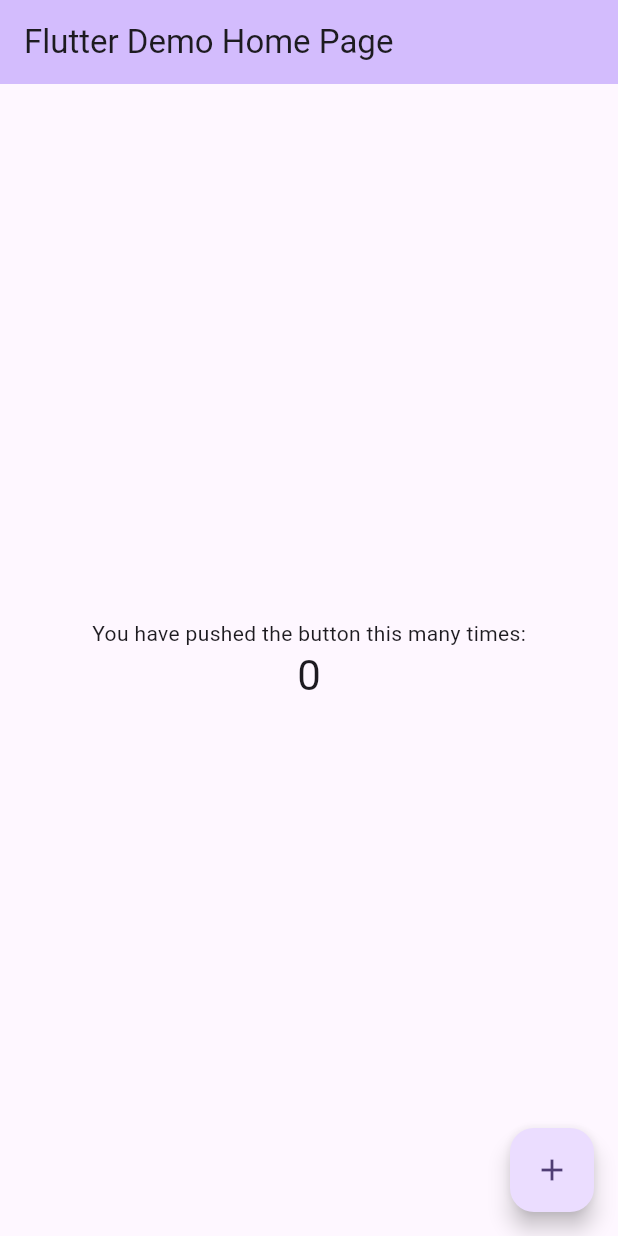
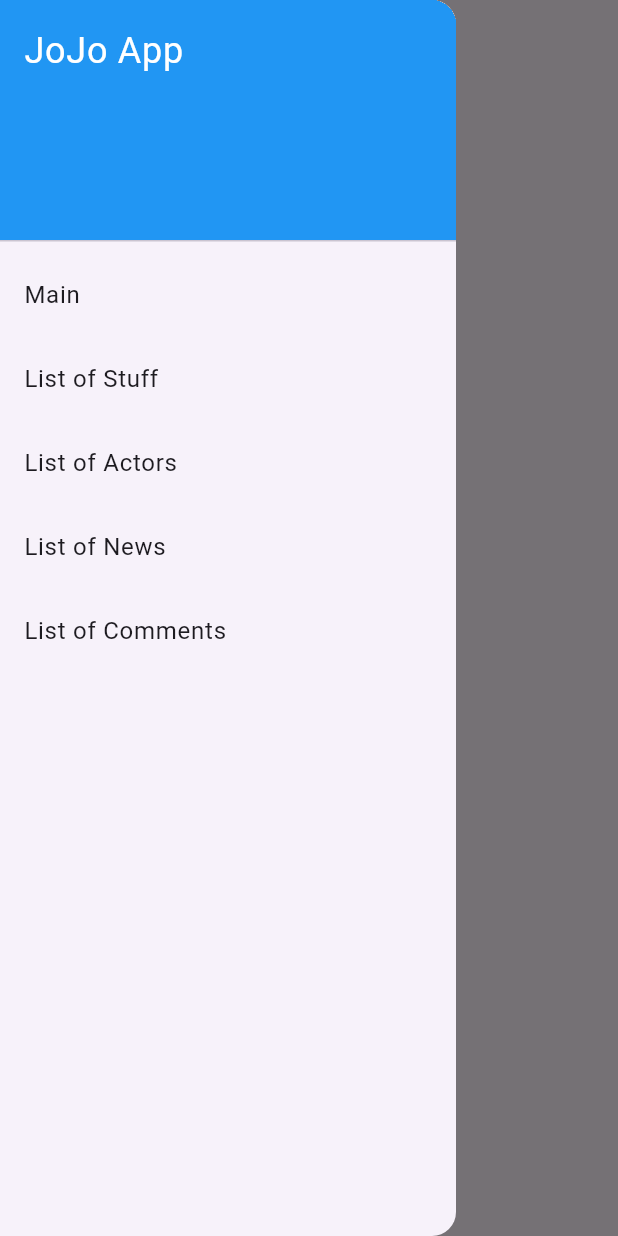
Before and after one commit to SultokTheF/JoJoWiki, a Flutter app: the screen it shows after launch, with the side drawer open (before the commit the screen has no drawer), on a phone screen of 412 x 824 dp. Run offline on Flutter 3.47's test engine with Material 3 defaults, Android fonts, the phone set to English and light mode, and no system bars.

Commit message:
all the pages implemented, prject files structured to ba a MVC

```diff
--- /dev/null
+++ b/client/lib/controller/actor_controller.dart
@@ -0,0 +1,11 @@
+import '../model/actor.dart';
+
+class ActorController {
+  List<Actor> getActorList() {
+    return [
+      Actor('Actor 1'),
+      Actor('Actor 2'),
+      Actor('Actor 3'),
+    ];
+  }
+}
--- /dev/null
+++ b/client/lib/controller/comment_controller.dart
@@ -0,0 +1,11 @@
+import '../model/comment.dart';
+
+class CommentController {
+  List<Comment> getCommentList() {
+    return [
+      Comment('Comment 1'),
+      Comment('Comment 2'),
+      Comment('Comment 3'),
+    ];
+  }
+}
--- /dev/null
+++ b/client/lib/controller/news_controller.dart
@@ -0,0 +1,11 @@
+import '../model/news.dart';
+
+class NewsController {
+  List<News> getNewsList() {
+    return [
+      News('News 1'),
+      News('News 2'),
+      News('News 3'),
+    ];
+  }
+}
--- /dev/null
+++ b/client/lib/controller/stuff_controller.dart
@@ -0,0 +1,11 @@
+import '../model/stuff.dart';
+
+class StuffController {
+  List<Stuff> getStuffList() {
+    return [
+      Stuff('Item 1'),
+      Stuff('Item 2'),
+      Stuff('Item 3'),
+    ];
+  }
+}
--- a/client/lib/main.dart
+++ b/client/lib/main.dart
@@ -1,125 +1,29 @@
 import 'package:flutter/material.dart';
+import 'package:client/view/main_screen.dart';
+import 'package:client/view/stuff_list_screen.dart';
+import 'package:client/view/actor_list_screen.dart';
+import 'package:client/view/news_list_screen.dart';
+import 'package:client/view/comments_list_screen.dart';
 
-void main() {
-  runApp(const MyApp());
-}
+void main() => runApp(JoJoApp());
 
-class MyApp extends StatelessWidget {
-  const MyApp({super.key});
-
-  // This widget is the root of your application.
+class JoJoApp extends StatelessWidget {
   @override
   Widget build(BuildContext context) {
     return MaterialApp(
-      title: 'Flutter Demo',
+      title: 'JoJo App',
       theme: ThemeData(
-        // This is the theme of your application.
-        //
-        // TRY THIS: Try running your application with "flutter run". You'll see
-        // the application has a purple toolbar. Then, without quitting the app,
-        // try changing the seedColor in the colorScheme below to Colors.green
-        // and then invoke "hot reload" (save your changes or press the "hot
-        // reload" button in a Flutter-supported IDE, or press "r" if you used
-        // the command line to start the app).
-        //
-        // Notice that the counter didn't reset back to zero; the application
-        // state is not lost during the reload. To reset the state, use hot
-        // restart instead.
-        //
-        // This works for code too, not just values: Most code changes can be
-        // tested with just a hot reload.
-        colorScheme: ColorScheme.fromSeed(seedColor: Colors.deepPurple),
-        useMaterial3: true,
+        primarySwatch: Colors.blue,
+        visualDensity: VisualDensity.adaptivePlatformDensity,
       ),
-      home: const MyHomePage(title: 'Flutter Demo Home Page'),
+      initialRoute: '/',
+      routes: {
+        '/': (context) => MainScreen(),
+        '/listOfStuff': (context) => StuffListScreen(),
+        '/listOfActors': (context) => ActorListScreen(),
+        '/listOfNews': (context) => NewsListScreen(),
+        '/listOfComments': (context) => CommentsListScreen(),
+      },
     );
   }
 }
-
-class MyHomePage extends StatefulWidget {
-  const MyHomePage({super.key, required this.title});
-
-  // This widget is the home page of your application. It is stateful, meaning
-  // that it has a State object (defined below) that contains fields that affect
-  // how it looks.
-
-  // This class is the configuration for the state. It holds the values (in this
-  // case the title) provided by the parent (in this case the App widget) and
-  // used by the build method of the State. Fields in a Widget subclass are
-  // always marked "final".
-
-  final String title;
-
-  @override
-  State<MyHomePage> createState() => _MyHomePageState();
-}
-
-class _MyHomePageState extends State<MyHomePage> {
-  int _counter = 0;
-
-  void _incrementCounter() {
-    setState(() {
-      // This call to setState tells the Flutter framework that something has
-      // changed in this State, which causes it to rerun the build method below
-      // so that the display can reflect the updated values. If we changed
-      // _counter without calling setState(), then the build method would not be
-      // called again, and so nothing would appear to happen.
-      _counter++;
-    });
-  }
-
-  @override
-  Widget build(BuildContext context) {
-    // This method is rerun every time setState is called, for instance as done
-    // by the _incrementCounter method above.
-    //
-    // The Flutter framework has been optimized to make rerunning build methods
-    // fast, so that you can just rebuild anything that needs updating rather
-    // than having to individually change instances of widgets.
-    return Scaffold(
-      appBar: AppBar(
-        // TRY THIS: Try changing the color here to a specific color (to
-        // Colors.amber, perhaps?) and trigger a hot reload to see the AppBar
-        // change color while the other colors stay the same.
-        backgroundColor: Theme.of(context).colorScheme.inversePrimary,
-        // Here we take the value from the MyHomePage object that was created by
-        // the App.build method, and use it to set our appbar title.
-        title: Text(widget.title),
-      ),
-      body: Center(
-        // Center is a layout widget. It takes a single child and positions it
-        // in the middle of the parent.
-        child: Column(
-          // Column is also a layout widget. It takes a list of children and
-          // arranges them vertically. By default, it sizes itself to fit its
-          // children horizontally, and tries to be as tall as its parent.
-          //
-          // Column has various properties to control how it sizes itself and
-          // how it positions its children. Here we use mainAxisAlignment to
-          // center the children vertically; the main axis here is the vertical
-          // axis because Columns are vertical (the cross axis would be
-          // horizontal).
-          //
-          // TRY THIS: Invoke "debug painting" (choose the "Toggle Debug Paint"
-          // action in the IDE, or press "p" in the console), to see the
-          // wireframe for each widget.
-          mainAxisAlignment: MainAxisAlignment.center,
-          children: <Widget>[
-            const Text(
-              'You have pushed the button this many times:',
-            ),
-            Text(
-              '$_counter',
-              style: Theme.of(context).textTheme.headlineMedium,
-            ),
-          ],
-        ),
-      ),
-      floatingActionButton: FloatingActionButton(
-        onPressed: _incrementCounter,
-        tooltip: 'Increment',
-        child: const Icon(Icons.add),
-      ), // This trailing comma makes auto-formatting nicer for build methods.
-    );
-  }
-}
--- /dev/null
+++ b/client/lib/model/actor.dart
@@ -0,0 +1,5 @@
+class Actor {
+  final String name;
+
+  Actor(this.name);
+}
--- /dev/null
+++ b/client/lib/model/comment.dart
@@ -0,0 +1,5 @@
+class Comment {
+  final String text;
+
+  Comment(this.text);
+}
--- /dev/null
+++ b/client/lib/model/news.dart
@@ -0,0 +1,5 @@
+class News {
+  final String title;
+
+  News(this.title);
+}
--- /dev/null
+++ b/client/lib/model/stuff.dart
@@ -0,0 +1,5 @@
+class Stuff {
+  final String name;
+
+  Stuff(this.name);
+}
--- /dev/null
+++ b/client/lib/view/actor_list_screen.dart
@@ -0,0 +1,23 @@
+import 'package:flutter/material.dart';
+import '../controller/actor_controller.dart';
+import '../model/actor.dart';
+import '../view/jojo_drawer.dart';
+
+class ActorListScreen extends StatelessWidget {
+  final ActorController _actorController = ActorController();
+
+  @override
+  Widget build(BuildContext context) {
+    List<Actor> actorList = _actorController.getActorList();
+
+    return Scaffold(
+      appBar: AppBar(
+        title: Text('List of Actors'),
+      ),
+      drawer: JoJoDrawer(),
+      body: ListView(
+        children: actorList.map((actor) => ListTile(title: Text(actor.name))).toList(),
+      ),
+    );
+  }
+}
--- /dev/null
+++ b/client/lib/view/jojo_drawer.dart
@@ -0,0 +1,56 @@
+import 'package:flutter/material.dart';
+
+class JoJoDrawer extends StatelessWidget {
+  @override
+  Widget build(BuildContext context) {
+    return Drawer(
+      child: ListView(
+        padding: EdgeInsets.zero,
+        children: <Widget>[
+          DrawerHeader(
+            decoration: BoxDecoration(
+              color: Colors.blue,
+            ),
+            child: Text(
+              'JoJo App',
+              style: TextStyle(
+                color: Colors.white,
+                fontSize: 24,
+              ),
+            ),
+          ),
+          ListTile(
+            title: Text('Main'),
+            onTap: () {
+              Navigator.pushReplacementNamed(context, '/');
+            },
+          ),
+          ListTile(
+            title: Text('List of Stuff'),
+            onTap: () {
+              Navigator.pushReplacementNamed(context, '/listOfStuff');
+            },
+          ),
+          ListTile(
+            title: Text('List of Actors'),
+            onTap: () {
+              Navigator.pushReplacementNamed(context, '/listOfActors');
+            },
+          ),
+          ListTile(
+            title: Text('List of News'),
+            onTap: () {
+              Navigator.pushReplacementNamed(context, '/listOfNews');
+            },
+          ),
+          ListTile(
+            title: Text('List of Comments'),
+            onTap: () {
+              Navigator.pushReplacementNamed(context, '/listOfComments');
+            },
+          ),
+        ],
+      ),
+    );
+  }
+}
--- /dev/null
+++ b/client/lib/view/main_screen.dart
@@ -0,0 +1,26 @@
+import 'package:flutter/material.dart';
+import '../controller/stuff_controller.dart';
+import '../controller/actor_controller.dart';
+import '../controller/news_controller.dart';
+import '../controller/comment_controller.dart';
+import '../view/jojo_drawer.dart';
+
+class MainScreen extends StatelessWidget {
+  final StuffController _stuffController = StuffController();
+  final ActorController _actorController = ActorController();
+  final NewsController _newsController = NewsController();
+  final CommentController _commentController = CommentController();
+
+  @override
+  Widget build(BuildContext context) {
+    return Scaffold(
+      appBar: AppBar(
+        title: Text('JoJo App'),
+      ),
+      drawer: JoJoDrawer(),
+      body: Center(
+        child: Text('Welcome to JoJo App!'),
+      ),
+    );
+  }
+}
--- /dev/null
+++ b/client/lib/view/news_list_screen.dart
@@ -0,0 +1,23 @@
+import 'package:flutter/material.dart';
+import '../controller/news_controller.dart';
+import '../model/news.dart';
+import '../view/jojo_drawer.dart';
+
+class NewsListScreen extends StatelessWidget {
+  final NewsController _newsController = NewsController();
+
+  @override
+  Widget build(BuildContext context) {
+    List<News> newsList = _newsController.getNewsList();
+
+    return Scaffold(
+      appBar: AppBar(
+        title: Text('List of News'),
+      ),
+      drawer: JoJoDrawer(),
+      body: ListView(
+        children: newsList.map((news) => ListTile(title: Text(news.title))).toList(),
+      ),
+    );
+  }
+}
--- /dev/null
+++ b/client/lib/view/stuff_list_screen.dart
@@ -0,0 +1,23 @@
+import 'package:flutter/material.dart';
+import '../controller/stuff_controller.dart';
+import '../model/stuff.dart';
+import '../view/jojo_drawer.dart';
+
+class StuffListScreen extends StatelessWidget {
+  final StuffController _stuffController = StuffController();
+
+  @override
+  Widget build(BuildContext context) {
+    List<Stuff> stuffList = _stuffController.getStuffList();
+
+    return Scaffold(
+      appBar: AppBar(
+        title: Text('List of Stuff'),
+      ),
+      drawer: JoJoDrawer(),
+      body: ListView(
+        children: stuffList.map((stuff) => ListTile(title: Text(stuff.name))).toList(),
+      ),
+    );
+  }
+}
```
Also changed, not shown: client/lib/view/comments_list_screen.dart (added, +23 -0 lines).
